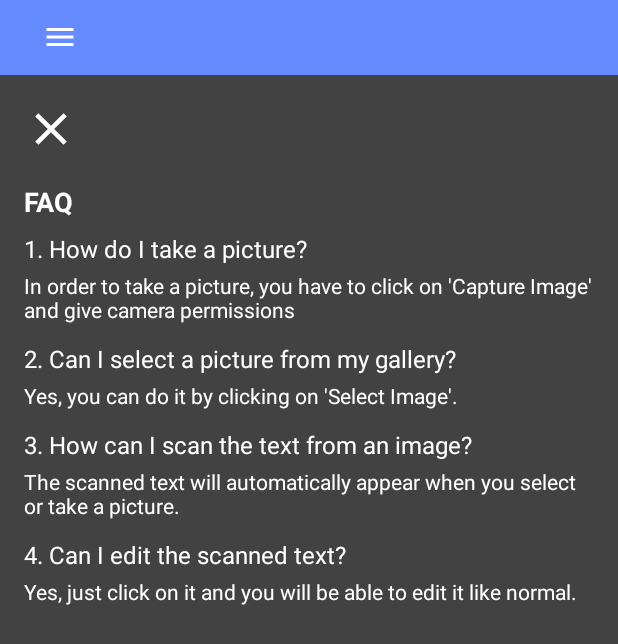
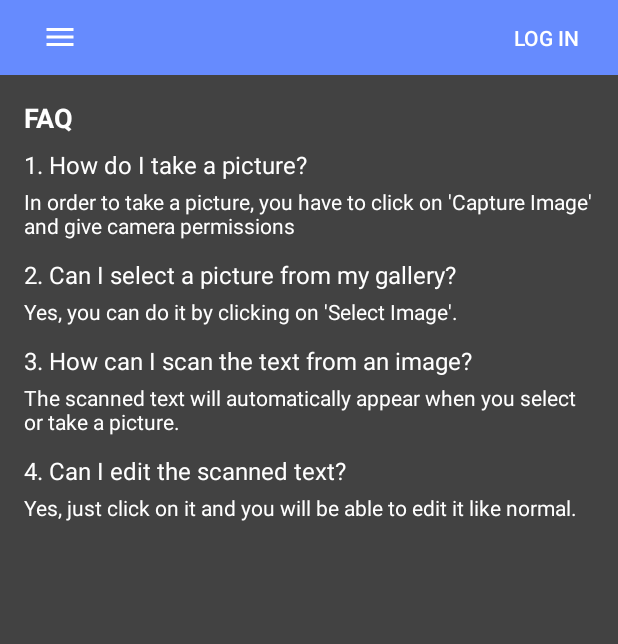
Before and after one commit to Kilamper/Text-Extractor, an Android app built with Jetpack Compose: the HelpActivity screen opened directly, with no data from a screen before it, on a phone screen of 412 x 824 dp. Shown: the top 644 px of the screen. Run offline under Robolectric (Android 15) with nearby library versions, the phone set to English and light mode, and no system bars; 1 statement that could not run was skipped.

Commit message:
fix: Add log in button and quit goBack button

```diff
--- a/app/src/main/res/layout/activity_help.xml
+++ b/app/src/main/res/layout/activity_help.xml
@@ -39,21 +39,17 @@
             android:layout_gravity="center"
             android:drawableStart="@drawable/baseline_person_24"
             android:visibility="invisible" />
+
+        <Button
+            style="?android:attr/buttonBarButtonStyle"
+            android:id="@+id/logInBtn"
+            android:layout_width="wrap_content"
+            android:layout_height="match_parent"
+            android:layout_gravity="center"
+            android:background="@color/light_purple"
+            android:textColor="@color/white"
+            android:text="@string/log_in" />
     </LinearLayout>
-
-    <Button
-        android:id="@+id/goBack"
-        android:layout_width="40dp"
-        android:layout_height="40dp"
-        android:layout_marginStart="16dp"
-        android:layout_marginTop="16dp"
-        android:background="?attr/selectableItemBackgroundBorderless"
-        android:contentDescription="@string/close"
-        android:gravity="center"
-        android:drawableStart="@drawable/baseline_close_24"
-        android:tint="#FFFFFF"
-        app:layout_constraintStart_toStartOf="parent"
-        app:layout_constraintTop_toTopOf="parent" />
 
     <ScrollView
         android:layout_width="match_parent"
```
